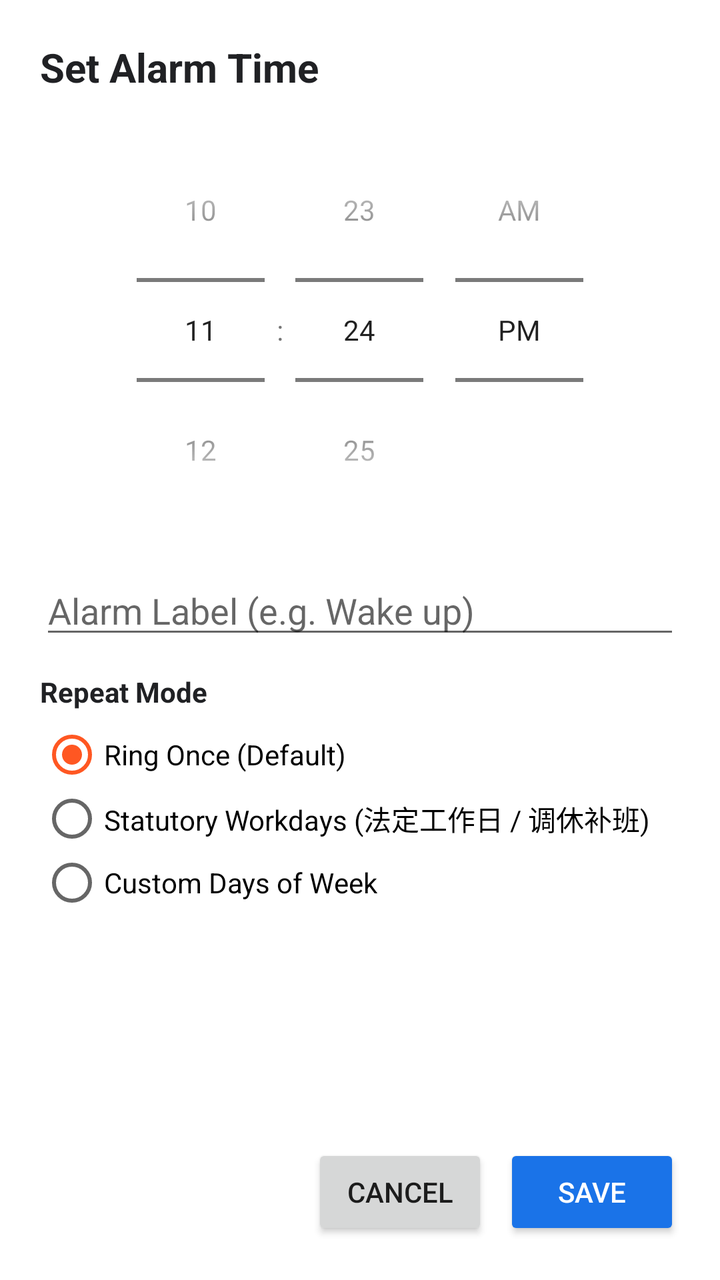
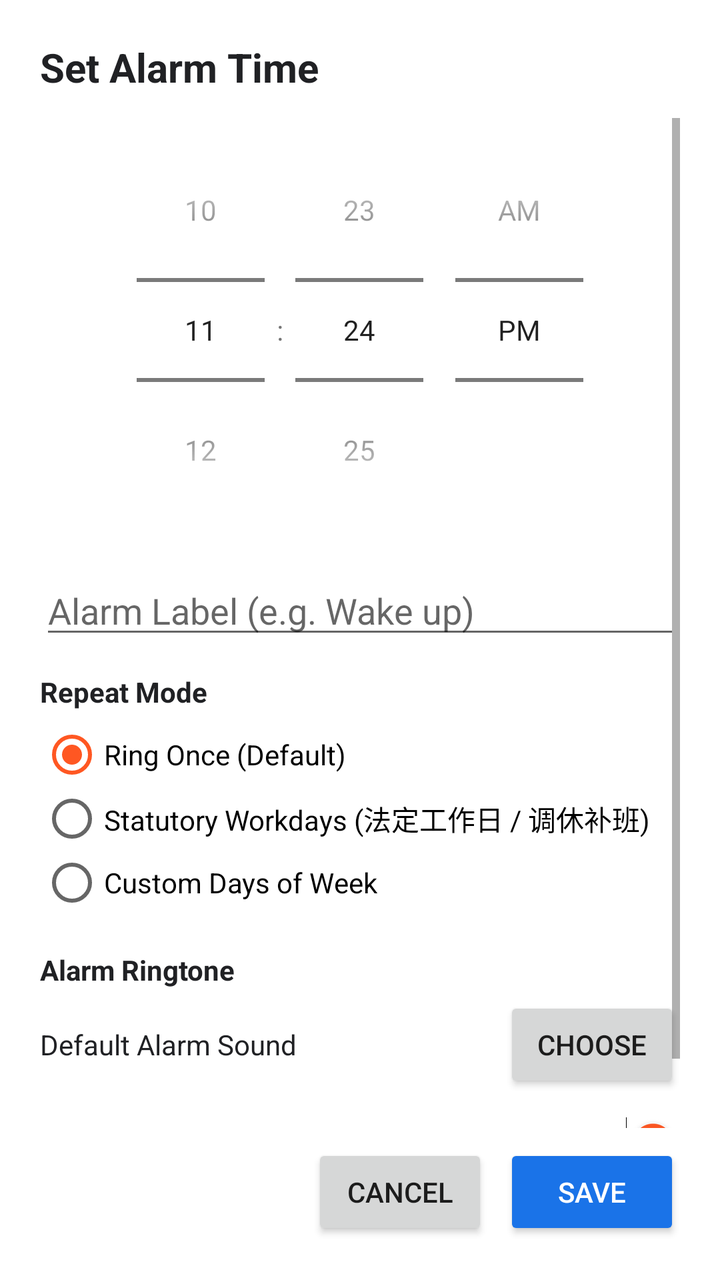

Screens rendered from an Android XML layout before and after an edit, with the pre-edit source and the edit as a unified diff.
<!-- AndroidManifest.xml: application theme Theme.AlarmApp -->
<!-- res/layout/dialog_alarm_edit.xml -->
<?xml version="1.0" encoding="utf-8"?>
<LinearLayout xmlns:android="http://schemas.android.com/apk/res/android"
    android:layout_width="match_parent"
    android:layout_height="wrap_content"
    android:orientation="vertical"
    android:padding="20dp"
    android:background="@android:color/white">

    
    <TextView
        android:id="@+id/tv_dialog_title"
        android:layout_width="match_parent"
        android:layout_height="wrap_content"
        android:text="Set Alarm Time"
        android:textSize="20sp"
        android:textStyle="bold"
        android:textColor="@color/text_primary"
        android:layout_marginBottom="12dp" />

    
    <ScrollView
        android:layout_width="match_parent"
        android:layout_height="0dp"
        android:layout_weight="1">

        <LinearLayout
            android:layout_width="match_parent"
            android:layout_height="wrap_content"
            android:orientation="vertical">

            
            <TimePicker
                android:id="@+id/tp_time"
                android:layout_width="wrap_content"
                android:layout_height="wrap_content"
                android:layout_gravity="center_horizontal"
                android:timePickerMode="spinner"
                android:layout_marginBottom="12dp" />

            
            <EditText
                android:id="@+id/et_alarm_label"
                android:layout_width="match_parent"
                android:layout_height="wrap_content"
                android:hint="Alarm Label (e.g. Wake up)"
                android:maxLines="1"
                android:inputType="text"
                android:layout_marginBottom="12dp" />

            
            <TextView
                android:layout_width="wrap_content"
                android:layout_height="wrap_content"
                android:text="Repeat Mode"
                android:textStyle="bold"
                android:textColor="@color/text_primary"
                android:layout_marginBottom="6dp" />

            <RadioGroup
                android:id="@+id/rg_repeat_mode"
                android:layout_width="match_parent"
                android:layout_height="wrap_content"
                android:orientation="vertical"
                android:layout_marginBottom="10dp">

                <RadioButton
                    android:id="@+id/rb_repeat_once"
                    android:layout_width="wrap_content"
                    android:layout_height="wrap_content"
                    android:text="Ring Once (Default)"
                    android:checked="true" />

                <RadioButton
                    android:id="@+id/rb_repeat_workdays"
                    android:layout_width="wrap_content"
                    android:layout_height="wrap_content"
                    android:text="Statutory Workdays (法定工作日 / 调休补班)" />

                <RadioButton
                    android:id="@+id/rb_repeat_custom"
                    android:layout_width="wrap_content"
                    android:layout_height="wrap_content"
                    android:text="Custom Days of Week" />
            </RadioGroup>

            
            <LinearLayout
                android:id="@+id/layout_custom_days"
                android:layout_width="match_parent"
                android:layout_height="wrap_content"
                android:orientation="horizontal"
                android:weightSum="7"
                android:visibility="gone"
                android:layout_marginBottom="16dp">

                <ToggleButton
                    android:id="@+id/tb_mon"
                    android:layout_width="0dp"
                    android:layout_height="wrap_content"
                    android:layout_weight="1"
                    android:textOn="M"
                    android:textOff="M"
                    android:text="M"
                    android:textSize="12sp" />

                <ToggleButton
                    android:id="@+id/tb_tue"
                    android:layout_width="0dp"
                    android:layout_height="wrap_content"
                    android:layout_weight="1"
                    android:textOn="T"
                    android:textOff="T"
                    android:text="T"
                    android:textSize="12sp" />

                <ToggleButton
                    android:id="@+id/tb_wed"
                    android:layout_width="0dp"
                    android:layout_height="wrap_content"
                    android:layout_weight="1"
                    android:textOn="W"
                    android:textOff="W"
                    android:text="W"
                    android:textSize="12sp" />

                <ToggleButton
                    android:id="@+id/tb_thu"
                    android:layout_width="0dp"
                    android:layout_height="wrap_content"
                    android:layout_weight="1"
                    android:textOn="T"
                    android:textOff="T"
                    android:text="T"
                    android:textSize="12sp" />

                <ToggleButton
                    android:id="@+id/tb_fri"
                    android:layout_width="0dp"
                    android:layout_height="wrap_content"
                    android:layout_weight="1"
                    android:textOn="F"
                    android:textOff="F"
                    android:text="F"
                    android:textSize="12sp" />

                <ToggleButton
                    android:id="@+id/tb_sat"
                    android:layout_width="0dp"
                    android:layout_height="wrap_content"
                    android:layout_weight="1"
                    android:textOn="S"
                    android:textOff="S"
                    android:text="S"
                    android:textSize="12sp" />

                <ToggleButton
                    android:id="@+id/tb_sun"
                    android:layout_width="0dp"
                    android:layout_height="wrap_content"
                    android:layout_weight="1"
                    android:textOn="S"
                    android:textOff="S"
                    android:text="S"
                    android:textSize="12sp" />
            </LinearLayout>
        </LinearLayout>
    </ScrollView>

    
    <LinearLayout
        android:layout_width="match_parent"
        android:layout_height="wrap_content"
        android:orientation="horizontal"
        android:gravity="end"
        android:layout_marginTop="8dp">

        <Button
            android:id="@+id/btn_delete_alarm"
            android:layout_width="wrap_content"
            android:layout_height="wrap_content"
            android:text="Delete"
            android:textColor="#FF0000"
            android:visibility="gone"
            android:layout_marginEnd="8dp" />

        <Button
            android:id="@+id/btn_cancel_alarm"
            android:layout_width="wrap_content"
            android:layout_height="wrap_content"
            android:text="Cancel"
            android:layout_marginEnd="8dp" />

        <Button
            android:id="@+id/btn_save_alarm"
            android:layout_width="wrap_content"
            android:layout_height="wrap_content"
            android:text="Save"
            android:backgroundTint="@color/primary"
            android:textColor="#FFFFFF" />
    </LinearLayout>

</LinearLayout>
<!-- resources referenced by this layout -->
<resources>
  <color name="primary">#1A73E8</color>
  <color name="text_primary">#202124</color>
  <style name="Theme.AlarmApp" parent="android:Theme.Material.Light.NoActionBar">
          <item name="android:colorPrimary">@color/primary</item>
          <item name="android:colorPrimaryDark">@color/primary_dark</item>
          <item name="android:colorAccent">@color/accent</item>
          <item name="android:windowBackground">@color/background</item>
      </style>
  <color name="primary_dark">#0D47A1</color>
  <color name="accent">#FF5722</color>
  <color name="background">#F8F9FA</color>
</resources>

<!-- the commit's change to res/layout/dialog_alarm_edit.xml (unified diff, before → after) -->
@@ -163,6 +163,62 @@
                     android:text="S"
                     android:textSize="12sp" />
             </LinearLayout>
+
+            
+            <TextView
+                android:layout_width="wrap_content"
+                android:layout_height="wrap_content"
+                android:text="Alarm Ringtone"
+                android:textStyle="bold"
+                android:textColor="@color/text_primary"
+                android:layout_marginTop="8dp"
+                android:layout_marginBottom="4dp" />
+
+            <LinearLayout
+                android:layout_width="match_parent"
+                android:layout_height="wrap_content"
+                android:orientation="horizontal"
+                android:gravity="center_vertical"
+                android:layout_marginBottom="12dp">
+
+                <TextView
+                    android:id="@+id/tv_ringtone_name"
+                    android:layout_width="0dp"
+                    android:layout_height="wrap_content"
+                    android:layout_weight="1"
+                    android:text="Default Alarm Sound"
+                    android:textSize="14sp"
+                    android:textColor="@color/text_primary" />
+
+                <Button
+                    android:id="@+id/btn_pick_ringtone"
+                    android:layout_width="wrap_content"
+                    android:layout_height="wrap_content"
+                    android:text="Choose" />
+            </LinearLayout>
+
+            
+            <LinearLayout
+                android:layout_width="match_parent"
+                android:layout_height="wrap_content"
+                android:orientation="horizontal"
+                android:gravity="center_vertical"
+                android:layout_marginBottom="16dp">
+
+                <TextView
+                    android:layout_width="0dp"
+                    android:layout_height="wrap_content"
+                    android:layout_weight="1"
+                    android:text="Vibrate on Ring"
+                    android:textStyle="bold"
+                    android:textColor="@color/text_primary" />
+
+                <Switch
+                    android:id="@+id/sw_alarm_vibrate"
+                    android:layout_width="wrap_content"
+                    android:layout_height="wrap_content"
+                    android:checked="true" />
+            </LinearLayout>
         </LinearLayout>
     </ScrollView>
 
